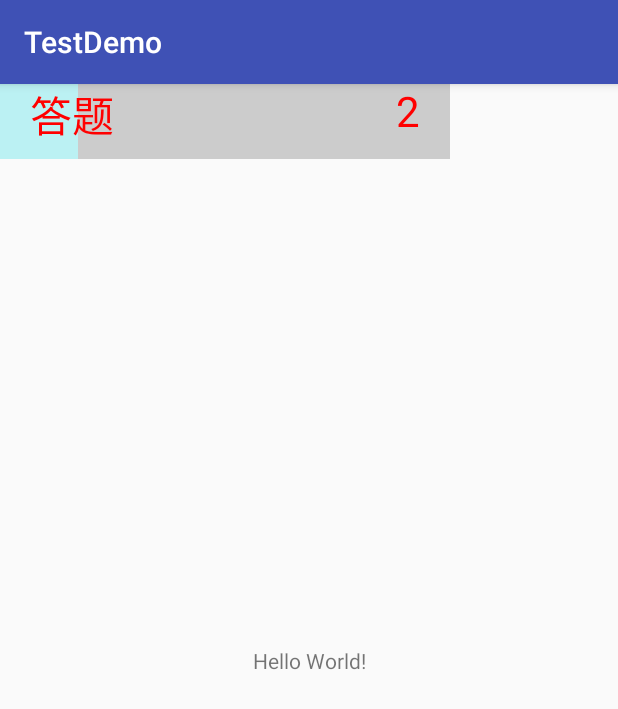
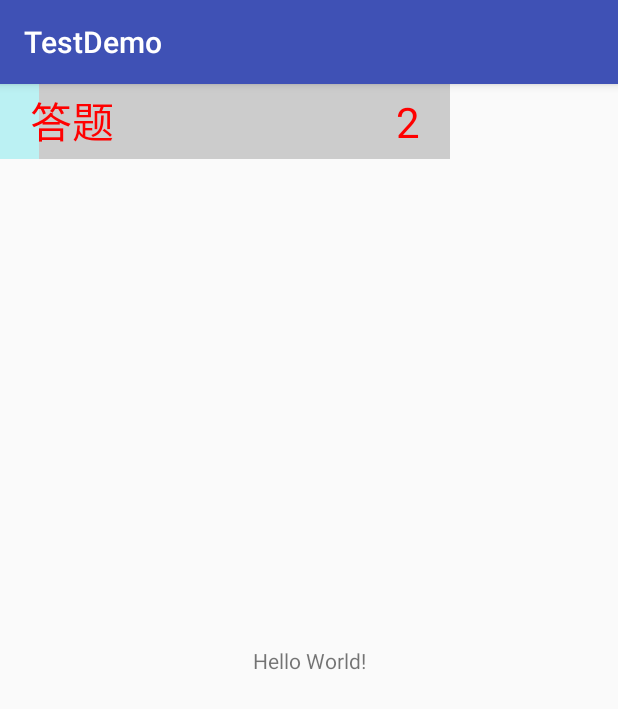
Before and after one commit to shaochen007/TestDemo, an Android app: the MainActivity screen opened directly, with no data from a screen before it, on a phone screen of 412 x 824 dp. Shown: the top 709 px of the screen. Run offline under Robolectric (Android 15) with nearby library versions, the phone set to English and light mode, and no system bars; libraries missing offline, so code that uses them is left out: .

Commit message:
解决文本垂直居中略偏上的问题

```diff
--- a/app/src/main/java/com/example/chenyong/testdemo/MainActivity.java
+++ b/app/src/main/java/com/example/chenyong/testdemo/MainActivity.java
@@ -2,6 +2,9 @@ package com.example.chenyong.testdemo;
 
 import android.support.v7.app.AppCompatActivity;
 import android.os.Bundle;
+import android.view.View;
+
+import com.cy.customwidget.NumPercent;
 
 public class MainActivity extends AppCompatActivity {
 
@@ -9,5 +12,16 @@ public class MainActivity extends AppCompatActivity {
     protected void onCreate(Bundle savedInstanceState) {
         super.onCreate(savedInstanceState);
         setContentView(R.layout.activity_main);
+
+        final NumPercent numPercent = findViewById(R.id.num_percent);
+        numPercent.setTotalValue(20);
+
+        findViewById(R.id.tv_content).setOnClickListener(new View.OnClickListener() {
+            @Override
+            public void onClick(View view) {
+                numPercent.setTotalValue(10);
+                numPercent.setProgressValue((int) (Math.random() * 10));
+            }
+        });
     }
 }
--- a/app/src/main/res/layout/activity_main.xml
+++ b/app/src/main/res/layout/activity_main.xml
@@ -7,6 +7,7 @@
     tools:context=".MainActivity">
 
     <TextView
+        android:id="@+id/tv_content"
         android:layout_width="wrap_content"
         android:layout_height="wrap_content"
         android:text="Hello World!"
@@ -16,6 +17,7 @@
         app:layout_constraintTop_toTopOf="parent" />
 
     <com.cy.customwidget.NumPercent
+        android:id="@+id/num_percent"
         android:layout_width="300dp"
         android:layout_height="50dp"
         android:background="#ccc"
@@ -24,7 +26,6 @@
         app:progressBarColor="#bbf1f3"
         app:textColor="#ff0000"
         app:title="答题"
-        app:totalValue="10"
         app:progressValue="2"/>
 
 </android.support.constraint.ConstraintLayout>
--- a/customwidget/src/main/java/com/cy/customwidget/NumPercent.java
+++ b/customwidget/src/main/java/com/cy/customwidget/NumPercent.java
@@ -118,16 +118,18 @@ public class NumPercent extends View {
         // 画标题
         mTextPaint.setColor(mTitleTextColor);
         mTextPaint.setTextSize(mTitleTextSize);
-        final float titleHeight = mTextPaint.getFontMetrics().bottom;
-        canvas.drawText(mTitle, paddingLeft, paddingTop + (contentHeight) / 2 + titleHeight, mTextPaint);
+        Paint.FontMetrics fontMetrics = mTextPaint.getFontMetrics();
+        final float titleHeight = fontMetrics.bottom - fontMetrics.top;
+        canvas.drawText(mTitle, paddingLeft, paddingTop + (contentHeight - titleHeight) / 2 - fontMetrics.top, mTextPaint);
 
         // 画进度值
         mTextPaint.setColor(mProgressValueTextColor);
         mTextPaint.setTextSize(mProgressValueTextSize);
         final String text = String.valueOf(mProgressValue == -1 ? "" : mProgressValue);
         final float valueWidth = mTextPaint.measureText(text);
-        final float valueHeight = mTextPaint.getFontMetrics().bottom;
-        canvas.drawText(text, paddingLeft + contentWidth - valueWidth, paddingTop + (contentHeight + valueHeight) / 2, mTextPaint);
+        fontMetrics = mTextPaint.getFontMetrics();
+        final float valueHeight = fontMetrics.bottom - fontMetrics.top;
+        canvas.drawText(text, paddingLeft + contentWidth - valueWidth, paddingTop + (contentHeight - valueHeight) / 2 - fontMetrics.top, mTextPaint);
 
     }
 
@@ -147,6 +149,7 @@ public class NumPercent extends View {
      */
     public void setTotalValue(int totalValue) {
         this.mTotalValue = totalValue;
+        invalidate();
     }
 
     /**
@@ -165,6 +168,7 @@ public class NumPercent extends View {
      */
     public void setProgressValue(int progressValue) {
         this.mProgressValue = progressValue;
+        invalidate();
     }
 
     /**
@@ -183,5 +187,6 @@ public class NumPercent extends View {
      */
     public void setTitle(final String title) {
         mTitle = title;
+        invalidate();
     }
 }
--- a/customwidget/src/main/res/layout/sample_num_percent.xml
+++ b/customwidget/src/main/res/layout/sample_num_percent.xml
@@ -11,7 +11,9 @@
         android:paddingRight="20dp"
         app:progressBarColor="#bbf1f3"
         app:textColor="#ff0000"
-        app:title="答题"
+        app:titleTextSize="18sp"
+        app:progressValueTextSize="15sp"
+        app:title="2"
         app:totalValue="10"
         app:progressValue="2"/>
 
```
